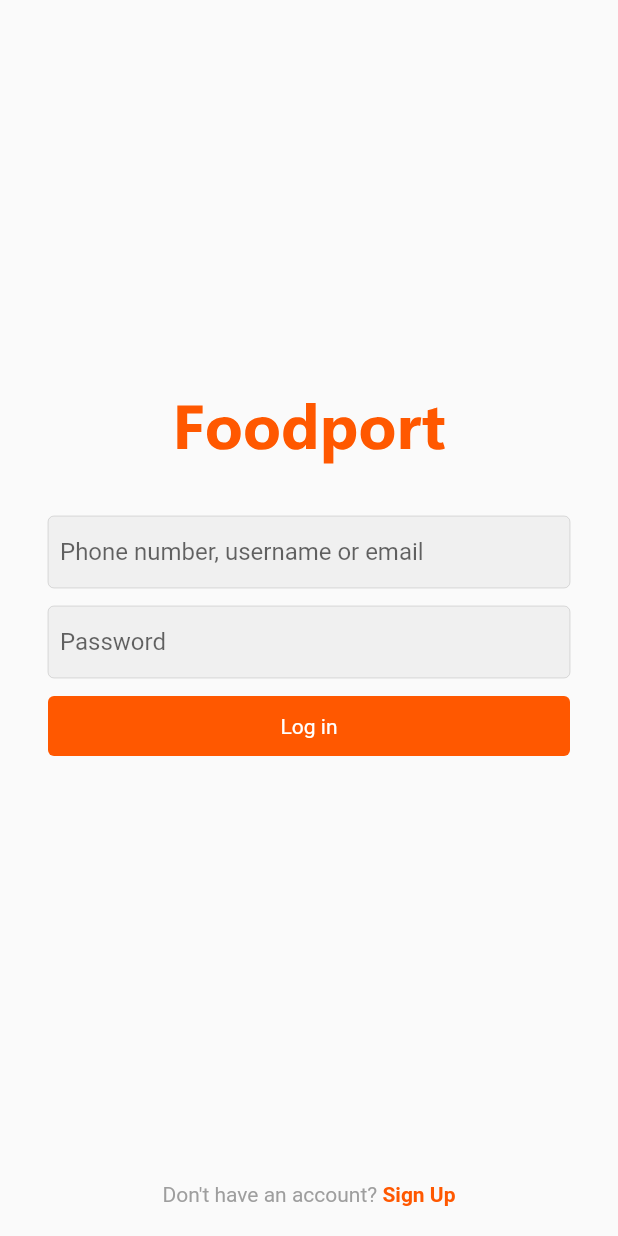
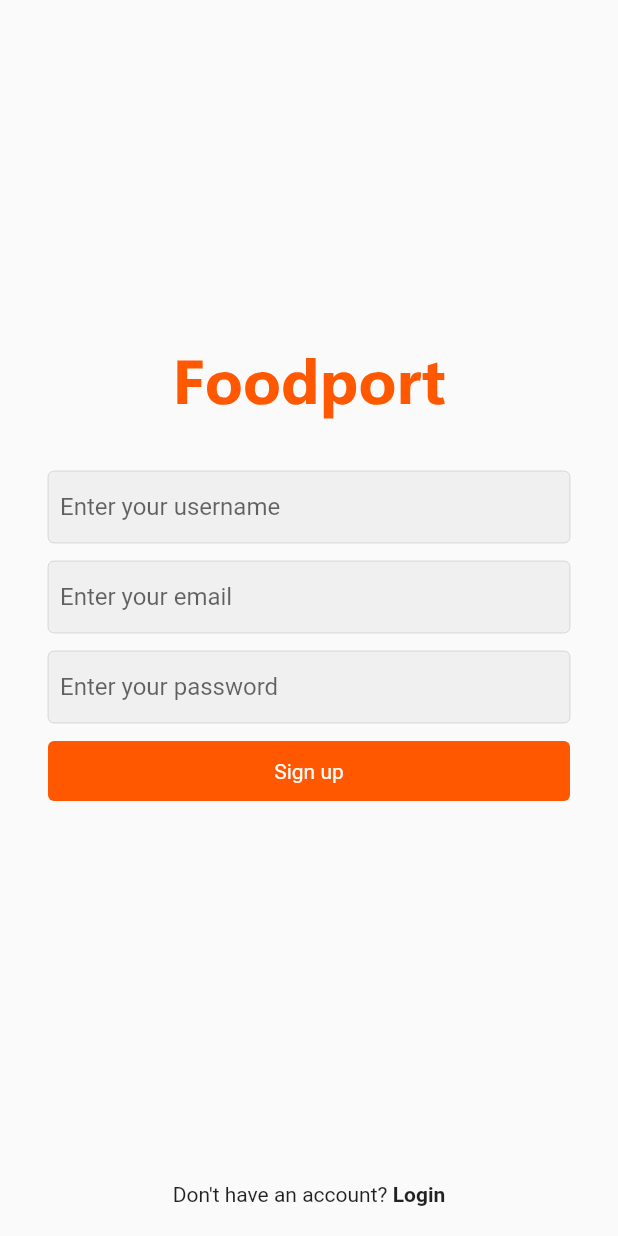
Before and after one commit to foodport-tech/foodport-app, a Flutter app: the screen it shows after launch, after a tap on "Sign Up", on a phone screen of 412 x 824 dp. Run offline on Flutter 3.47's test engine with Material 2 defaults, Android fonts, the phone set to English and light mode, and no system bars; our stand-ins replace cloud_firestore, firebase_auth, firebase_core, firebase_storage, flutter_svg, image_picker; accounts and stored records are empty; project files that could hold a hidden picture were left out.

Commit message:
Persisting Auth State (login, logout)

```diff
--- a/lib/main.dart
+++ b/lib/main.dart
@@ -1,3 +1,4 @@
+import 'package:firebase_auth/firebase_auth.dart';
 import 'package:firebase_core/firebase_core.dart';
 import 'package:flutter/foundation.dart';
 import 'package:flutter/material.dart';
@@ -42,7 +43,41 @@
       // theme: ThemeData.dark().copyWith(
       //   scaffoldBackgroundColor: mobileBackgroundColor,
       // ),
-      home: LoginScreen(),
+
+      home: StreamBuilder(
+        // 'authStateChanges()' Run only when user log in or log out
+        stream: FirebaseAuth.instance.authStateChanges(),
+        builder: (context, snapshot) {
+          // Connection State: Active (e.g. logged in)
+          if (snapshot.connectionState == ConnectionState.active) {
+            if (snapshot.hasData) {
+              return const ResponsiveLayout(
+                mobileScreenLayout: MobileScreenLayout(),
+                tabletScreenLayout: TabletScreenLayout(),
+                webScreenLayout: WebScreenLayout(),
+              );
+            } else if (snapshot.hasError) {
+              return Center(
+                child: Text('${snapshot.error}'),
+              );
+            }
+          }
+
+          // Connection State: Waiting
+          if (snapshot.connectionState == ConnectionState.waiting) {
+            return const Center(
+              child: CircularProgressIndicator(
+                color: Colors.white,
+              ),
+            );
+          }
+
+          // Other situation. E.g. Snapshot don't have any data
+          return const LoginScreen();
+        },
+      ),
+
+      // home: LoginScreen(),
       // home: SignupScreen(),
       // home: const ResponsiveLayout(
       //   mobileScreenLayout: MobileScreenLayout(),
--- a/lib/resources/auth_methods.dart
+++ b/lib/resources/auth_methods.dart
@@ -11,7 +11,7 @@
   final FirebaseFirestore _firestore = FirebaseFirestore.instance;
 
   // Sign Up User
-  Future<String> signUpUser({
+  Future<String> signupUser({
     required String email,
     required String password,
     required String username,
--- a/lib/screens/login_screen.dart
+++ b/lib/screens/login_screen.dart
@@ -1,8 +1,13 @@
 import 'package:flutter/material.dart';
 import 'package:flutter_svg/flutter_svg.dart';
-import 'package:foodport_app/resources/auth_methods.dart';
-import 'package:foodport_app/utils/utils.dart';
 
+import '../resources/auth_methods.dart';
+import '../responsive/responsive_layout_screen.dart';
+import '../responsive/mobile_screen_layout.dart';
+import '../responsive/tablet_screen_layout.dart';
+import '../responsive/web_screen_layout.dart';
+import '../screens/signup_screen.dart';
+import '../utils/utils.dart';
 import '../utils/colors.dart';
 import '../widgets/text_field_input.dart';
 
@@ -43,11 +48,25 @@
     });
 
     if (res == 'success') {
-      //
+      // Switch to Home Screen
+      Navigator.of(context).pushReplacement(
+        MaterialPageRoute(
+          builder: (context) => const ResponsiveLayout(
+            webScreenLayout: WebScreenLayout(),
+            tabletScreenLayout: TabletScreenLayout(),
+            mobileScreenLayout: MobileScreenLayout(),
+          ),
+        ),
+      );
     } else {
       // Show pop message to user
       showSnackBar(res, context);
     }
+  }
+
+  void navigateToSignupScreen() {
+    Navigator.of(context)
+        .push(MaterialPageRoute(builder: (context) => const SignupScreen()));
   }
 
   @override
@@ -141,7 +160,7 @@
                     ),
                   ),
                   GestureDetector(
-                    onTap: () {},
+                    onTap: navigateToSignupScreen,
                     child: Container(
                       child: Text(
                         "Sign Up",
```
Also changed, not shown: lib/screens/signup_screen.dart (+29 -5 lines).
